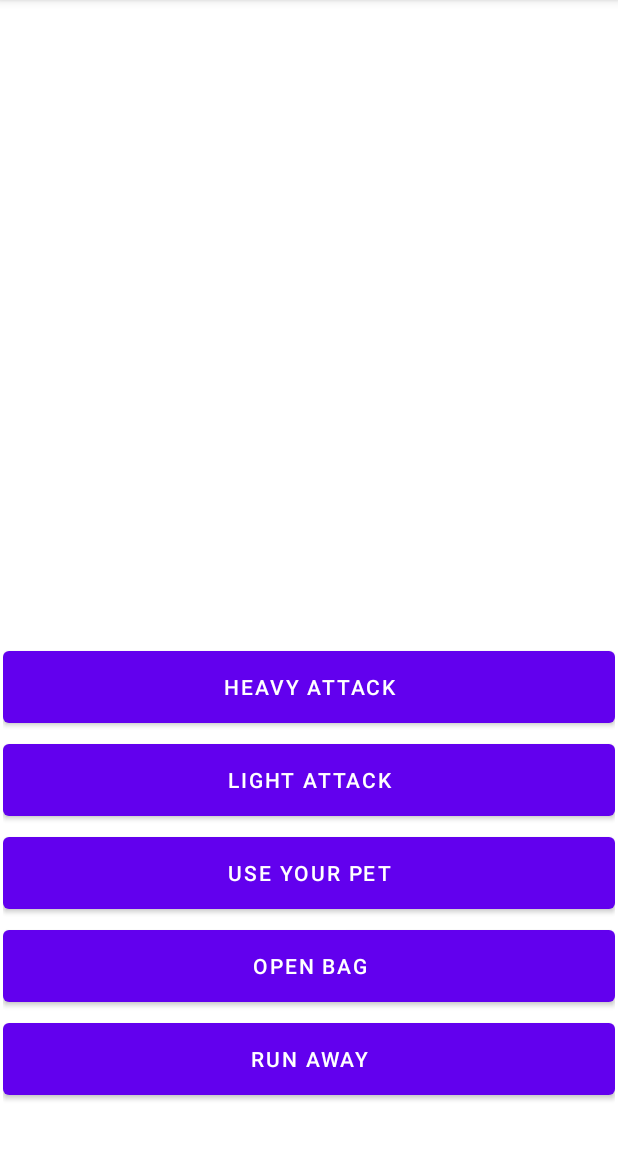
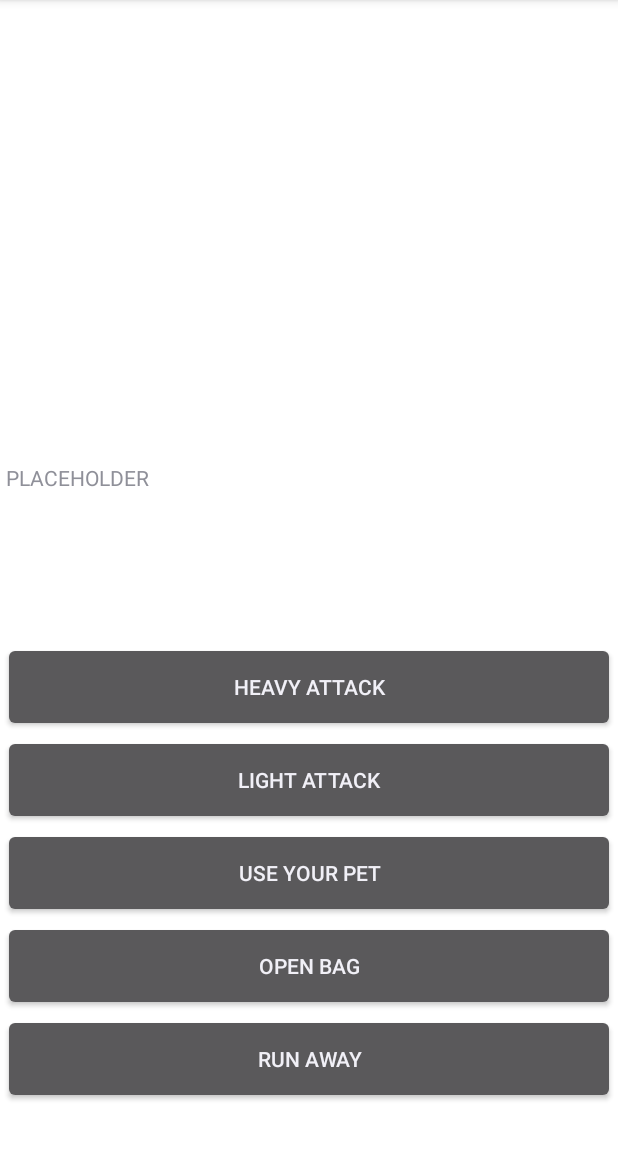
Before and after one commit to BillCheng9/Steampunk-Game, an Android app: the screen it shows after launch (MainActivity), on a phone screen of 412 x 824 dp, the part 84-1236 px from its top. Run offline under Robolectric (Android 15) with nearby library versions, the phone set to English and light mode, and no system bars.

Commit message:
started work on ui interaction

```diff
--- a/app/build.gradle
+++ b/app/build.gradle
@@ -14,6 +14,10 @@
         versionName "1.0"
 
         testInstrumentationRunner "androidx.test.runner.AndroidJUnitRunner"
+    }
+
+    buildFeatures {
+        viewBinding true
     }
 
     buildTypes {
--- a/app/src/main/java/com/example/steampunkgame/MainActivity.java
+++ b/app/src/main/java/com/example/steampunkgame/MainActivity.java
@@ -4,11 +4,15 @@
 
 import android.os.Bundle;
 
+import com.example.steampunkgame.view.ButtonClick;
+import com.example.steampunkgame.view.ICombatView;
+
 public class MainActivity extends AppCompatActivity {
 
     @Override
     protected void onCreate(Bundle savedInstanceState) {
         super.onCreate(savedInstanceState);
-        setContentView(R.layout.activity_main);
+        ICombatView buttonClick = new ButtonClick(getApplicationContext());
+        setContentView(buttonClick.getRootView());
     }
 }
--- /dev/null
+++ b/app/src/main/java/com/example/steampunkgame/view/ButtonClick.java
@@ -0,0 +1,19 @@
+package com.example.steampunkgame.view;
+import android.content.Context;
+import android.view.LayoutInflater;
+import android.view.View;
+import com.example.steampunkgame.databinding.ActivityMainBinding;
+
+public class ButtonClick implements ICombatView {
+
+    ActivityMainBinding binding;
+
+    public ButtonClick(Context context) {
+        this.binding = ActivityMainBinding.inflate(LayoutInflater.from(context));
+    }
+
+    public View getRootView() {
+        return binding.getRoot();
+    }
+
+}
--- /dev/null
+++ b/app/src/main/java/com/example/steampunkgame/view/ICombatView.java
@@ -0,0 +1,8 @@
+package com.example.steampunkgame.view;
+
+import android.view.View;
+
+public interface ICombatView {
+
+    View getRootView();
+}
--- a/app/src/main/res/layout/activity_main.xml
+++ b/app/src/main/res/layout/activity_main.xml
@@ -65,12 +65,21 @@
 
     <LinearLayout
         android:id="@+id/linearLayout2"
-        android:layout_width="410dp"
-        android:layout_height="92dp"
+        android:layout_width="404dp"
+        android:layout_height="118dp"
+        android:layout_marginStart="8dp"
+        android:layout_marginEnd="8dp"
         android:layout_marginBottom="1dp"
         android:orientation="vertical"
         app:layout_constraintBottom_toTopOf="@+id/linearLayout"
         app:layout_constraintEnd_toEndOf="parent"
-        app:layout_constraintStart_toStartOf="parent"></LinearLayout>
+        app:layout_constraintStart_toStartOf="parent">
+
+        <TextView
+            android:id="@+id/dialogueText"
+            android:layout_width="match_parent"
+            android:layout_height="match_parent"
+            android:text="@string/dialogueText" />
+    </LinearLayout>
 
 </androidx.constraintlayout.widget.ConstraintLayout>
--- a/app/src/main/res/values/strings.xml
+++ b/app/src/main/res/values/strings.xml
@@ -5,4 +5,8 @@
     <string name="fleeBTN">RUN AWAY</string>
     <string name="invBTN">OPEN BAG</string>
     <string name="petBTN">USE YOUR PET</string>
+    <string name="dialogueText">PLACEHOLDER</string>
+    <string name="healthText">PLACEHOLDER</string>
+    <string name="armorText">PLACEHOLDER</string>
+    <string name="gearText">PLACEHOLDER</string>
 </resources>
```
